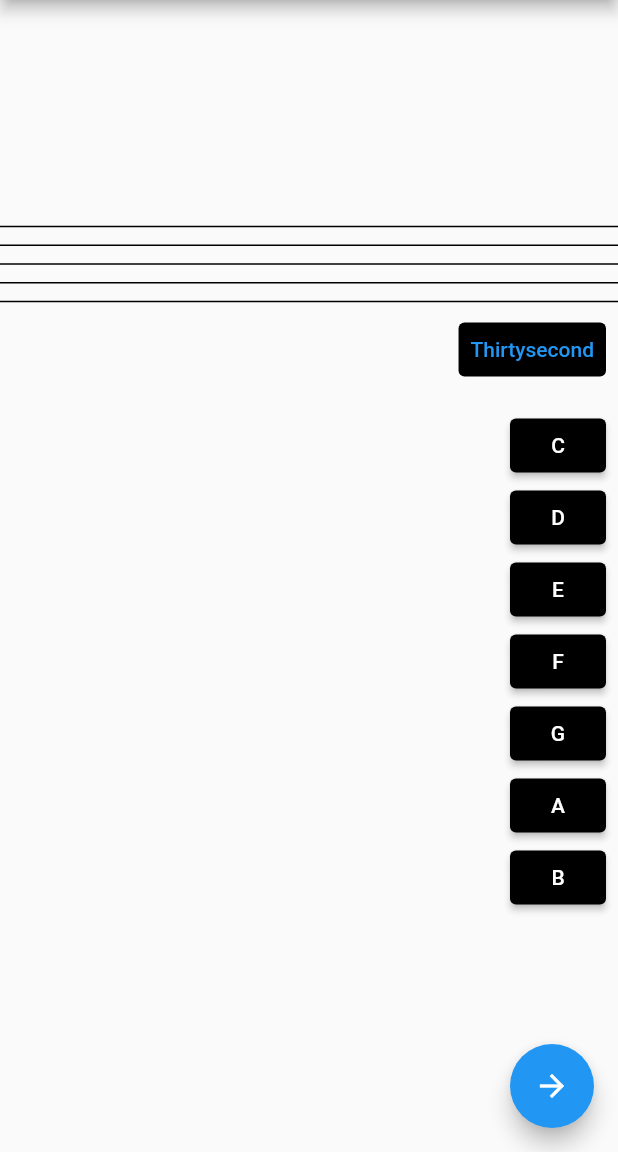
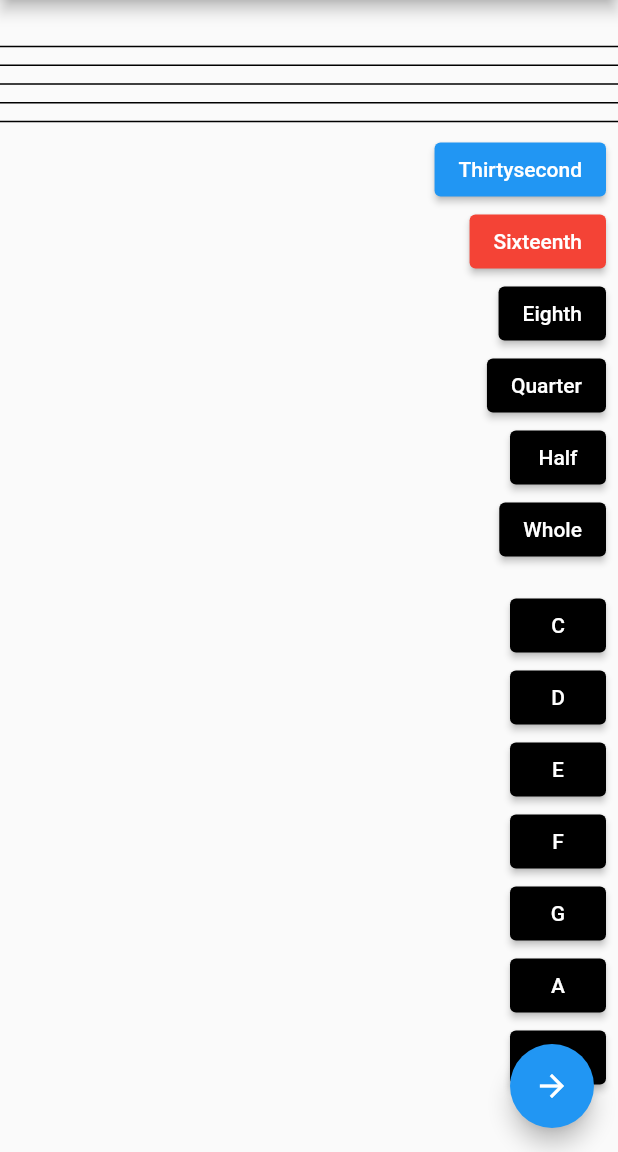
Before and after one commit to bretjackson/MusicNotato, a Flutter app: the screen it shows after launch, on a phone screen of 412 x 824 dp, the part 84-1236 px from its top. Run offline on Flutter 3.47's test engine with Material 2 defaults, Android fonts, the phone set to English and light mode, and no system bars; our stand-ins replace audioplayers.

Commit message:
Added rhythm buttons. Not yet implemented.

```diff
--- a/lib/main.dart
+++ b/lib/main.dart
@@ -48,7 +48,10 @@ class _MyHomePageState extends State<MyHomePage> {
     List<Note> noteList = [];
     List<double> notePosition = [];
 
-    double currentRhythm = 0;
+    double duration = 0;
+    int octave = 4;
+    int dotted = 0;
+    int accidental = 0; // not implemented yet (when it is implemented, will also have to implement keys)
 
     String currentClef = 'treble';
 
@@ -89,14 +92,92 @@ class _MyHomePageState extends State<MyHomePage> {
               painter: Graphics(xPosition, noteList, notePosition, 'treble'),
             ),
             ButtonBar(children: <Widget>[
-              TextButton(
+              ElevatedButton(
                 onPressed: () {
+                  duration = 32;
+                  // print(duration);
+                },
+                style: ButtonStyle(
+                  // backgroundColor: MaterialStateProperty.all(Colors.black)),
+                  // disabledForegroundColor: Colors.red,
+                  // backgroundColor: MaterialStateProperty.all(Colors.red),
+                  // overlayColor: MaterialStateProperty.resolveWith<Color?>(
+                  //   (Set<MaterialState> states) {
+                  //     if(states.contains(MaterialState.selected))
+                  //       return Colors.blue;
+                  //     return null;
+                  //   },
+                  // ),
+                  backgroundColor: MaterialStateProperty.resolveWith((states) {
+                    if(states.contains(MaterialState.selected)) {
+                      return Colors.green;
+                    }
+                    return Colors.blue;
+                  }),
+                  // disabledBackgroundColor: Colors.green,
+                ),
+                // style: ElevatedButton.styleFrom(
+                //   // backgroundColor: Colors.black,
+                //   disabledBackgroundColor: Colors.red,
+                //   disabledForegroundColor: Colors.green,
+                // ),
+                child: const Text('Thirtysecond'),
+              ),
+              ElevatedButton(
+                onPressed: () {
+                  duration = 16;
+                  // print(duration);
+                  setState(() {
+                    if(duration == 16) {
+                      ElevatedButton.styleFrom(
+                        backgroundColor: Colors.green,
+                      );
+                    }
+                    ElevatedButton.styleFrom(
+                      backgroundColor: Colors.red,
+                    );
+                  });
 
+                },
+                style: ElevatedButton.styleFrom(
+                  // backgroundColor: MaterialStateProperty.all(Colors.green)),
+                  backgroundColor: Colors.red,
+                  // disabledForegroundColor: Colors.green,
+                ),
+                child: const Text('Sixteenth'),
+              ),
+              ElevatedButton(
+                onPressed: () {
+                  duration = 8;
                 },
                 style: ButtonStyle(
                   backgroundColor: MaterialStateProperty.all(Colors.black)),
-                child: const Text('Thirtysecond'),
-              )
+                child: const Text('Eighth'),
+              ),
+              ElevatedButton(
+                onPressed: () {
+                  duration = 4;
+                },
+                style: ButtonStyle(
+                  backgroundColor: MaterialStateProperty.all(Colors.black)),
+                child: const Text('Quarter'),
+              ),
+              ElevatedButton(
+                onPressed: () {
+                  duration = 2;
+                },
+                style: ButtonStyle(
+                  backgroundColor: MaterialStateProperty.all(Colors.black)),
+                child: const Text('Half'),
+              ),
+              ElevatedButton(
+                onPressed: () {
+                  duration = 1;
+                },
+                style: ButtonStyle(
+                  backgroundColor: MaterialStateProperty.all(Colors.black)),
+                child: const Text('Whole'),
+              ),
             ]),
             ButtonBar(children: <Widget>[
               ElevatedButton(
```
